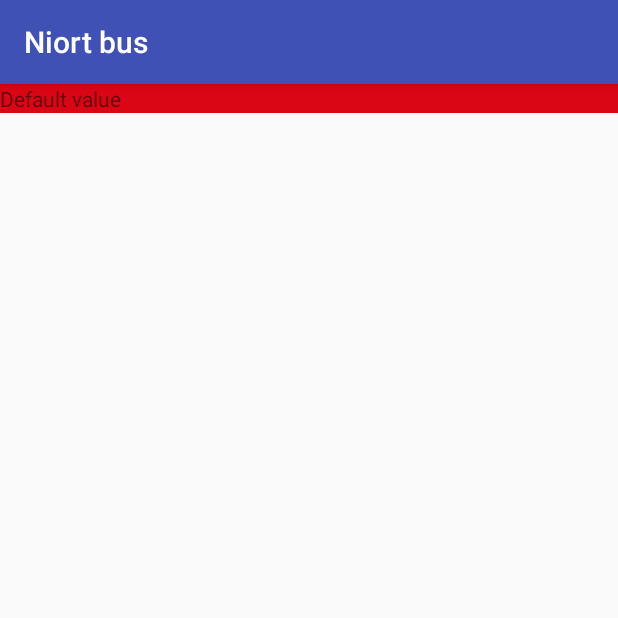
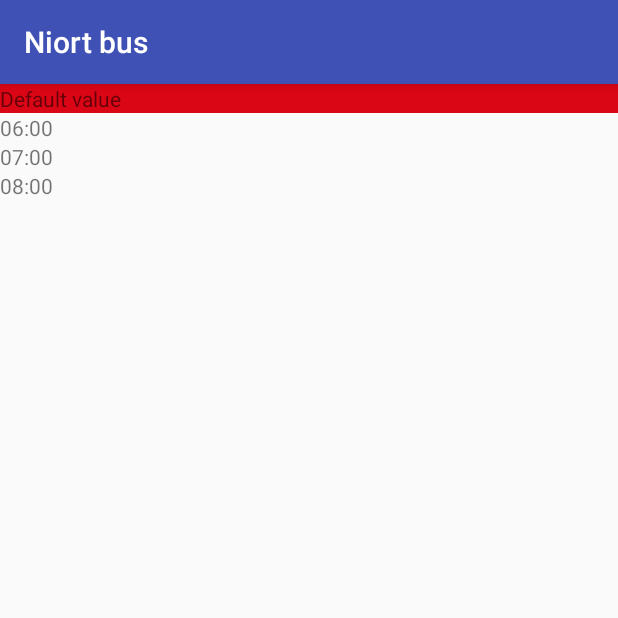
Before and after one commit to dcz-switcher/niortbus, an Android app: the screen it shows after launch (MainActivity), on a phone screen of 412 x 824 dp, the top half of it. Run offline under Robolectric (Android 15) with nearby library versions, the phone set to English and light mode, and no system bars.

Commit message:
set adapter for recycler view to show stops

```diff
--- /dev/null
+++ b/app/src/main/java/com/niortreactnative/adapters/Stop.kt
@@ -0,0 +1,6 @@
+package com.niortreactnative.adapters
+
+/**
+ * Created by davidc on 05/10/2017.
+ */
+class Stop constructor(val hour:String)
--- a/app/src/main/java/com/niortreactnative/adapters/StopListAdapter.kt
+++ b/app/src/main/java/com/niortreactnative/adapters/StopListAdapter.kt
@@ -2,27 +2,44 @@ package com.niortreactnative.adapters
 
 
 import android.support.v7.widget.RecyclerView
+import android.view.LayoutInflater
 import android.view.View
 import android.view.ViewGroup
+import android.widget.TextView
+import com.niortreactnative.R
+import java.util.*
+import kotlin.collections.ArrayList
 
 
 /**
  * Created by davidc on 05/10/2017.
  */
-class StopListAdapter : RecyclerView.Adapter<StopListAdapter.StopViewHolder>(){
+class StopListAdapter(items:ArrayList<Stop>) : RecyclerView.Adapter<StopListAdapter.ViewHolder>(){
+
+    private val TAG = "StopListAdapter"
+
+    private var stops:List<Stop> = items
 
 
-    override fun onCreateViewHolder(parent: ViewGroup?, viewType: Int): StopViewHolder {
-        TODO("not implemented") //To change body of created functions use File | Settings | File Templates.
+    override fun onCreateViewHolder(parent: ViewGroup?, viewType: Int): ViewHolder {
+        var view:View = LayoutInflater.from(parent?.context).inflate(R.layout.stop_list_item, parent, false)
+
+        return ViewHolder(view)
     }
 
-    override fun onBindViewHolder(holder: StopViewHolder?, position: Int) {
-        TODO("not implemented") //To change body of created functions use File | Settings | File Templates.
+    override fun onBindViewHolder(holder: ViewHolder?, position: Int) {
+        holder?.stop = stops[position]
+
+        holder?.stopName?.text = stops[position].hour
     }
 
     override fun getItemCount(): Int {
-        TODO("not implemented") //To change body of created functions use File | Settings | File Templates.
+        return stops.size
     }
 
-    class StopViewHolder(itemView: View) :RecyclerView.ViewHolder(itemView)
+    class ViewHolder(itemView: View) :RecyclerView.ViewHolder(itemView) {
+        lateinit var stop:Stop
+
+        var stopName:TextView = itemView.findViewById(R.id.stop_name) as TextView
+    }
 }
--- a/app/src/main/java/com/niortreactnative/fragments/LineDetailFragment.kt
+++ b/app/src/main/java/com/niortreactnative/fragments/LineDetailFragment.kt
@@ -3,11 +3,15 @@ package com.niortreactnative.fragments
 
 import android.os.Bundle
 import android.support.v4.app.Fragment
+import android.support.v7.widget.LinearLayoutManager
 import android.view.LayoutInflater
 import android.view.View
 import android.view.ViewGroup
 
 import com.niortreactnative.R
+import com.niortreactnative.adapters.Stop
+import com.niortreactnative.adapters.StopListAdapter
+import kotlinx.android.synthetic.main.fragment_line_detail.*
 
 
 /**
@@ -22,4 +26,17 @@ class LineDetailFragment : Fragment() {
         return inflater!!.inflate(R.layout.fragment_line_detail, container, false)
     }
 
+    override fun onResume() {
+        super.onResume()
+
+        var stops = arrayListOf<Stop>()
+        stops.add(Stop("06:00"))
+        stops.add(Stop("07:00"))
+        stops.add(Stop("08:00"))
+
+        stop_list.layoutManager = LinearLayoutManager(context)
+        stop_list.adapter = StopListAdapter(stops)
+    }
+
+
 }// Required empty public constructor
--- /dev/null
+++ b/app/src/main/res/layout/stop_list_item.xml
@@ -0,0 +1,14 @@
+<?xml version="1.0" encoding="utf-8"?>
+<LinearLayout
+    xmlns:android="http://schemas.android.com/apk/res/android"
+    android:orientation="horizontal"
+    android:layout_width="match_parent"
+    android:layout_height="wrap_content">
+
+    <TextView
+        android:id="@+id/stop_name"
+        android:layout_width="match_parent"
+        android:layout_height="match_parent"
+        android:text="@string/textview_default"/>
+
+</LinearLayout>
```
